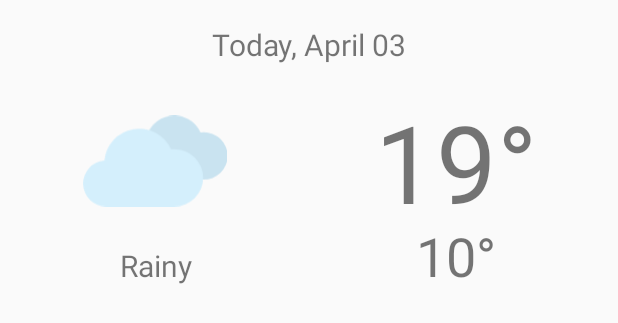
After one commit to emulatalk1/SunOfABeach, an Android app: the layout list_item_forecast_today.xml on its own in the app's theme, with its tools: preview values and no code run, on a phone screen of 412 x 824 dp. The commit adds this screen. Shown: the top 323 px of the screen. Run offline under Robolectric (Android 15) with nearby library versions, the phone set to English and light mode, and no system bars.

Commit message:
Edit UI, change today viewholder

```diff
--- a/app/build.gradle
+++ b/app/build.gradle
@@ -17,6 +17,9 @@ android {
             proguardFiles getDefaultProguardFile('proguard-android.txt'), 'proguard-rules.pro'
         }
     }
+    dataBinding {
+        enabled = true
+    }
 }
 
 dependencies {
--- a/app/src/main/AndroidManifest.xml
+++ b/app/src/main/AndroidManifest.xml
@@ -8,7 +8,7 @@
         android:allowBackup="true"
         android:icon="@mipmap/ic_launcher"
         android:label="@string/app_name"
-        android:roundIcon="@mipmap/ic_launcher_round"
+        android:roundIcon="@mipmap/ic_launcher"
         android:supportsRtl="true"
         android:theme="@style/AppTheme">
 
--- /dev/null
+++ b/app/src/main/res/layout/list_item_forecast_today.xml
@@ -0,0 +1,77 @@
+<?xml version="1.0" encoding="utf-8"?>
+
+<android.support.constraint.ConstraintLayout
+    xmlns:android="http://schemas.android.com/apk/res/android"
+    xmlns:app="http://schemas.android.com/apk/res-auto"
+    xmlns:tools="http://schemas.android.com/tools"
+    android:layout_width="match_parent"
+    android:layout_height="wrap_content"
+    android:paddingBottom="16dp"
+    android:paddingTop="16dp">
+
+    <android.support.constraint.Guideline
+        android:id="@+id/horizontal_middle"
+        android:layout_width="wrap_content"
+        android:layout_height="wrap_content"
+        android:orientation="vertical"
+        app:layout_constraintGuide_percent="0.5"
+        tools:layout_editor_absoluteX="192dp"
+        tools:layout_editor_absoluteY="0dp"/>
+
+    <TextView
+        android:id="@+id/date"
+        android:layout_width="wrap_content"
+        android:layout_height="wrap_content"
+        android:layout_marginBottom="16dp"
+        android:textSize="20sp"
+        app:layout_constraintBottom_toTopOf="@+id/weather_icon"
+        app:layout_constraintLeft_toLeftOf="parent"
+        app:layout_constraintRight_toRightOf="parent"
+        tools:text="Today, April 03"/>
+
+    <ImageView
+        android:id="@+id/weather_icon"
+        android:layout_width="96dp"
+        android:layout_height="96dp"
+        android:adjustViewBounds="true"
+        app:layout_constraintBottom_toBottomOf="parent"
+        app:layout_constraintLeft_toLeftOf="parent"
+        app:layout_constraintRight_toLeftOf="@+id/horizontal_middle"
+        app:layout_constraintTop_toTopOf="parent"
+        tools:src="@drawable/art_clouds"/>
+
+    <TextView
+        android:id="@+id/weather_description"
+        android:layout_width="wrap_content"
+        android:layout_height="wrap_content"
+        android:layout_marginTop="8dp"
+        android:textSize="20sp"
+        app:layout_constraintHorizontal_bias="0.52"
+        app:layout_constraintLeft_toLeftOf="@+id/weather_icon"
+        app:layout_constraintRight_toRightOf="@+id/weather_icon"
+        app:layout_constraintTop_toBottomOf="@+id/weather_icon"
+        tools:text="Rainy"/>
+
+    <TextView
+        android:id="@+id/high_temperature"
+        android:layout_width="wrap_content"
+        android:layout_height="wrap_content"
+        android:textSize="72sp"
+        app:layout_constraintBottom_toBottomOf="@+id/weather_icon"
+        app:layout_constraintHorizontal_bias="0.45"
+        app:layout_constraintLeft_toLeftOf="@+id/horizontal_middle"
+        app:layout_constraintRight_toRightOf="parent"
+        app:layout_constraintTop_toTopOf="@+id/weather_icon"
+        tools:text="19\u00b0"/>
+
+    <TextView
+        android:id="@+id/low_temperature"
+        android:layout_width="wrap_content"
+        android:layout_height="wrap_content"
+        android:textSize="36sp"
+        app:layout_constraintBaseline_toBaselineOf="@+id/weather_description"
+        app:layout_constraintLeft_toLeftOf="@+id/high_temperature"
+        app:layout_constraintRight_toRightOf="@+id/high_temperature"
+        tools:text="10\u00b0"/>
+
+</android.support.constraint.ConstraintLayout>
--- /dev/null
+++ b/app/src/main/res/values-port/bools.xml
@@ -0,0 +1,4 @@
+<?xml version="1.0" encoding="utf-8"?>
+<resources>
+    <bool name="use_today_layout">true</bool>
+</resources>
--- a/app/src/main/res/values/bools.xml
+++ b/app/src/main/res/values/bools.xml
@@ -1,4 +1,5 @@
 <?xml version="1.0" encoding="utf-8"?>
 <resources>
     <bool name="show_notifications_by_default">true</bool>
+    <bool name="use_today_layout">false</bool>
 </resources>
```
Also changed, not shown: app/src/main/java/com/vnspectre/sunofabeach/ForecastAdapter.java (+47 -2 lines), app/src/main/ic_launcher-web.png (added), app/src/main/res/mipmap-hdpi/ic_launcher.png, app/src/main/res/mipmap-mdpi/ic_launcher.png, app/src/main/res/mipmap-xhdpi/ic_launcher.png, app/src/main/res/mipmap-xxhdpi/ic_launcher.png, app/src/main/res/mipmap-xxxhdpi/ic_launcher.png.
